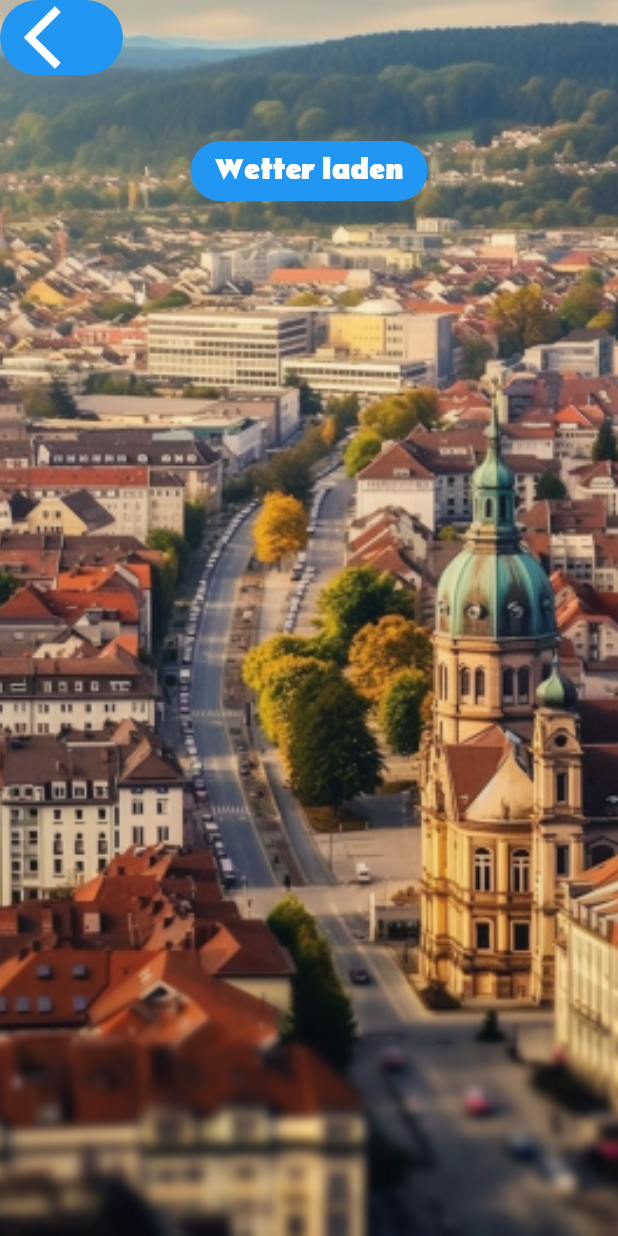
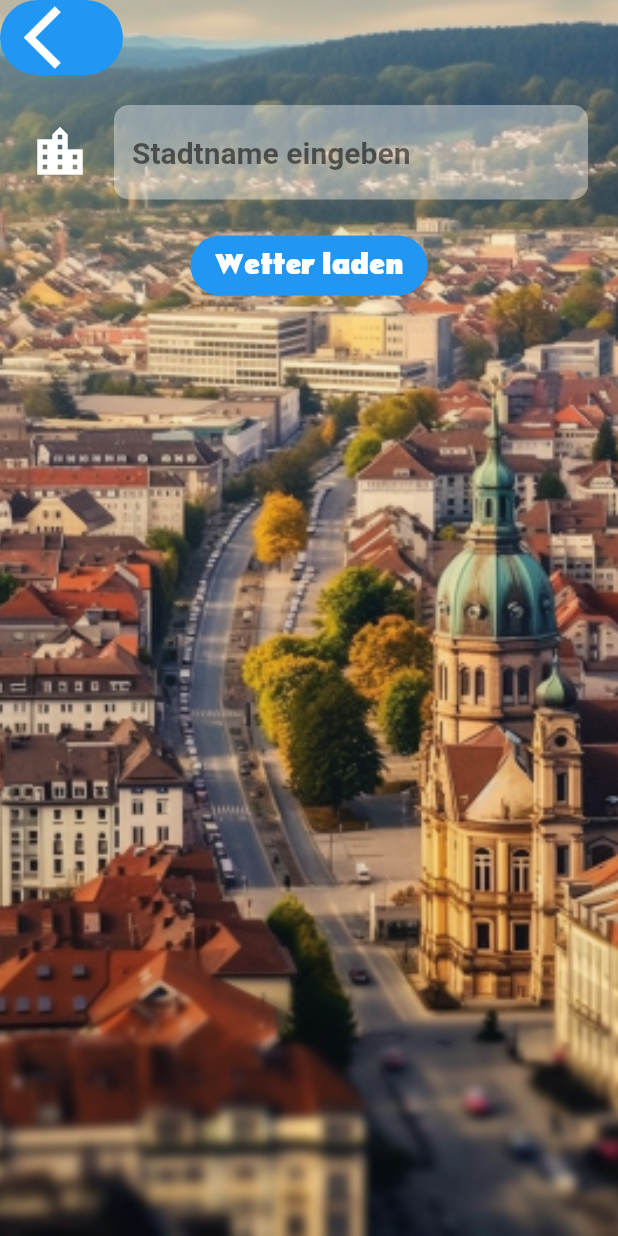
Before and after one commit to reinhardt-s/weather_mate, a Flutter app: the CityScreen screen opened directly, on a phone screen of 412 x 824 dp. Run offline on Flutter 3.47's test engine with Material 2 defaults, Android fonts, the phone set to English and light mode, and no system bars; our stand-ins replace geolocator, video_player; network calls fail.

Commit message:
Abschnitt 5 abgeschlossen

```diff
--- a/lib/screens/city_screen.dart
+++ b/lib/screens/city_screen.dart
@@ -1,4 +1,5 @@
 import 'package:flutter/material.dart';
+import 'package:weather_mate/services/weather.dart';
 import '../utilities/constants.dart';
 import 'package:geolocator/geolocator.dart';
 
@@ -8,6 +9,10 @@ class CityScreen extends StatefulWidget {
 }
 
 class _CityScreenState extends State<CityScreen> {
+  WeatherHandler weatherHandler = WeatherHandler();
+
+  String cityName='';
+
   @override
   Widget build(BuildContext context) {
     return Scaffold(
@@ -25,7 +30,9 @@ class _CityScreenState extends State<CityScreen> {
               Align(
                 alignment: Alignment.topLeft,
                 child: FilledButton(
-                  onPressed: () {},
+                  onPressed: () {
+                    Navigator.pop(context);
+                  },
                   child: Icon(
                     Icons.arrow_back_ios,
                     size: 50.0,
@@ -34,10 +41,34 @@ class _CityScreenState extends State<CityScreen> {
               ),
               Container(
                 padding: EdgeInsets.all(20.0),
-                child: null,
+                child: TextField(
+                  style: TextStyle(color: Colors.black, fontSize: 20.0, fontWeight: FontWeight.bold),
+                  decoration: InputDecoration(
+                    fillColor: Colors.white38,
+                    filled: true,
+                    icon: Icon(
+                      size: 40.0,
+                      Icons.location_city,
+                      color: Colors.white,
+                    ),
+                    hintText: 'Stadtname eingeben',
+                    hintStyle: TextStyle(color: Colors.black54, fontSize: 20.0, fontWeight: FontWeight.bold),
+                    border: OutlineInputBorder(
+                      borderRadius: BorderRadius.all(
+                        Radius.circular(10.0),
+                      ),
+                      borderSide: BorderSide.none,
+                    ),
+                  ),
+                  onChanged: (value) {
+                    cityName = value;
+                  },
+                ),
               ),
               FilledButton(
-                onPressed: () {},
+                onPressed: () {
+                  Navigator.pop(context, cityName);
+                },
                 child: Text(
                   'Wetter laden',
                   style: kButtonTextStyle,
```
Also changed, not shown: lib/screens/loading_screen.dart (+3 -11 lines), lib/screens/location_screen.dart (+47 -7 lines), lib/services/weather.dart (+30 -0 lines), assets/images/cloudy.png (added).
